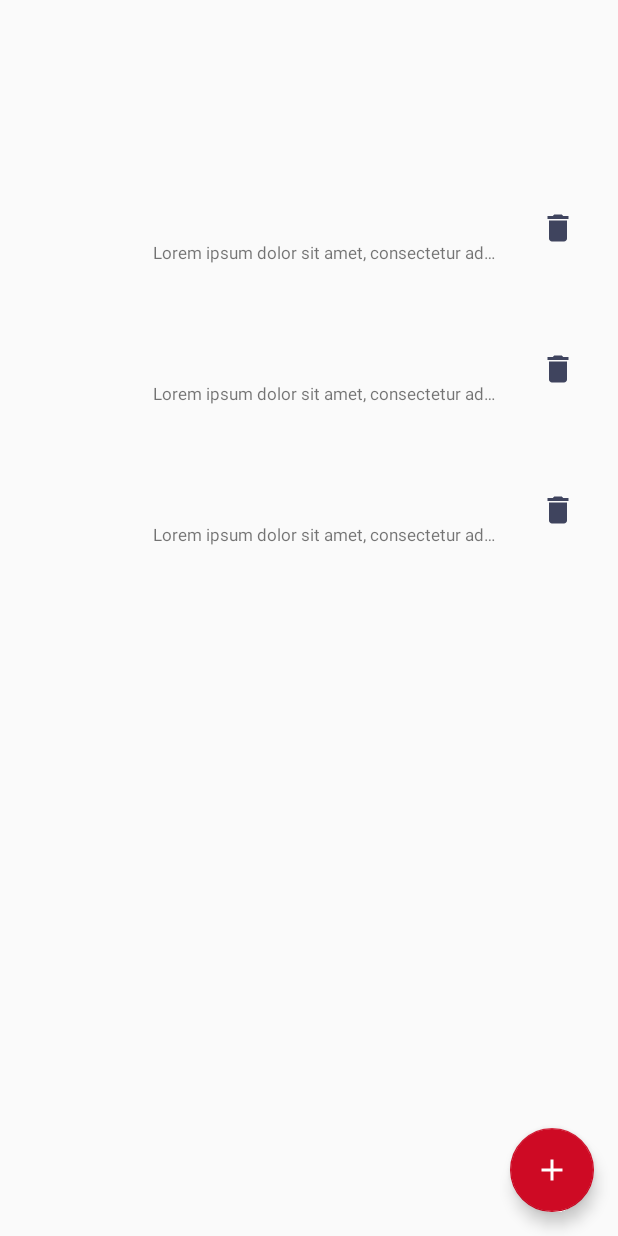
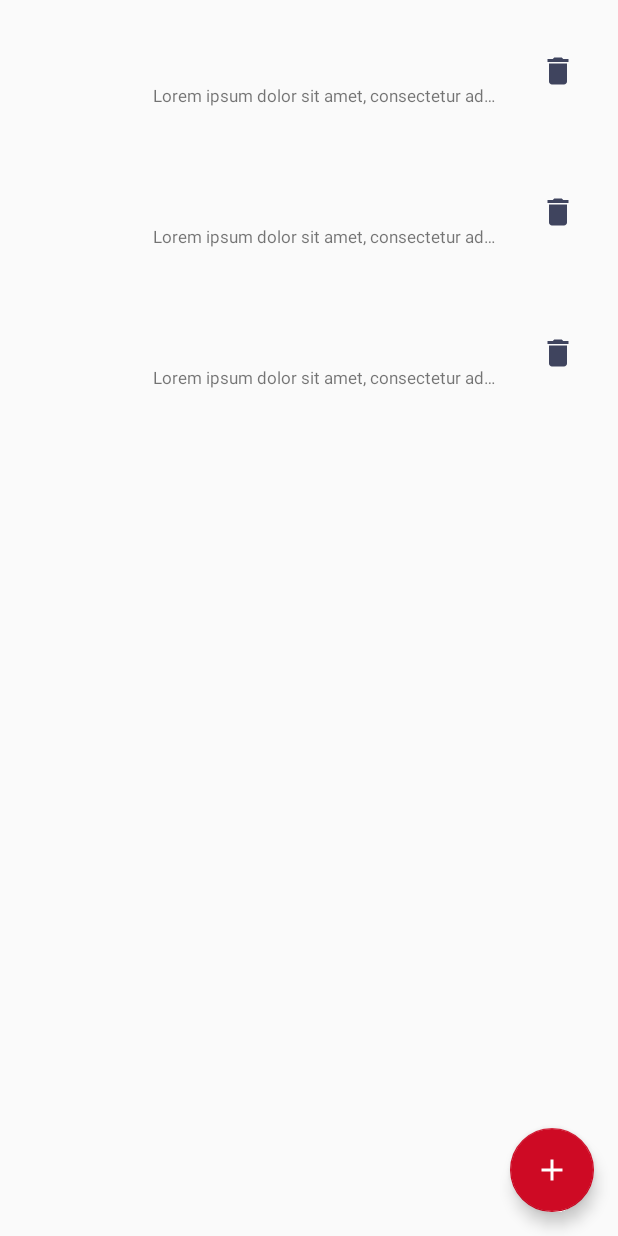
Before and after one commit to Pekoooo/Ma-Reu, an Android app: the layout activity_meeting_list.xml on its own in the app's theme, with its tools: preview values and no code run, on a phone screen of 412 x 824 dp. Run offline under Robolectric (Android 15) with nearby library versions, the phone set to English and light mode, and no system bars.

```diff
--- a/app/src/main/java/com/example/mareu/meeting_list/ListMeetingRecyclerViewAdapter.java
+++ b/app/src/main/java/com/example/mareu/meeting_list/ListMeetingRecyclerViewAdapter.java
@@ -1,11 +1,9 @@
 package com.example.mareu.meeting_list;
 
-import android.os.Build;
 import android.view.LayoutInflater;
 import android.view.ViewGroup;
 
 import androidx.annotation.NonNull;
-import androidx.annotation.RequiresApi;
 import androidx.recyclerview.widget.RecyclerView;
 
 import com.bumptech.glide.Glide;
--- a/app/src/main/res/layout/activity_meeting_list.xml
+++ b/app/src/main/res/layout/activity_meeting_list.xml
@@ -12,8 +12,8 @@
     <androidx.recyclerview.widget.RecyclerView
         android:id="@+id/recyclerView"
         android:layout_width="match_parent"
-        android:layout_height="700dp"
-        app:layout_constraintBottom_toTopOf="@+id/testtext"
+        android:layout_height="match_parent"
+
         tools:layout_editor_absoluteX="16dp"
         tools:listitem="@layout/meeting_list_row" />
 
@@ -40,12 +40,6 @@
 
         />
 
-    <TextView
-        android:id="@+id/testtext"
-        android:layout_width="match_parent"
-        android:layout_height="wrap_content"
-        app:layout_constraintBottom_toBottomOf="parent"
-        app:layout_constraintStart_toStartOf="parent" />
 
 
 
--- a/app/src/main/res/values/strings.xml
+++ b/app/src/main/res/values/strings.xml
@@ -8,7 +8,7 @@
     <string name="hello_blank_fragment">Hello blank fragment</string>
     <string name="enter_meeting_topic">Enter meeting topic</string>
     <string name="new_meeting">New Meeting</string>
-    <string name="set_up_date">set up date</string>
+    <string name="set_up_date">Set up date</string>
     <string name="lorem_ipsum">Lorem ipsum dolor sit amet, consectetur adipiscing elit, sed do eiusmod tempor incididunt ut labore et dolore magna aliqua. Ut enim ad minim veniam, quis nostrud exercitation ullamco laboris nisi ut aliquip ex ea commodo consequat. Duis aute irure dolor in reprehenderit in voluptate velit esse cillum dolore eu fugiat nulla pariatur. Excepteur sint occaecat cupidatat non proident, sunt in culpa qui officia deserunt mollit anim id est laborum.</string>
     <string name="no_planned_meeting_message">No planned meetings. Create a new meeting by tapping the + button</string>
     <string name="no_meetings">No Meetings</string>
```
Also changed, not shown: app/src/main/java/com/example/mareu/meeting_list/AddMeetingActivity.java (+50 -7 lines), app/src/main/java/com/example/mareu/meeting_list/ListMeetingActivity.java (+17 -35 lines), app/src/main/java/com/example/mareu/service/MeetingList.java (+4 -4 lines).
